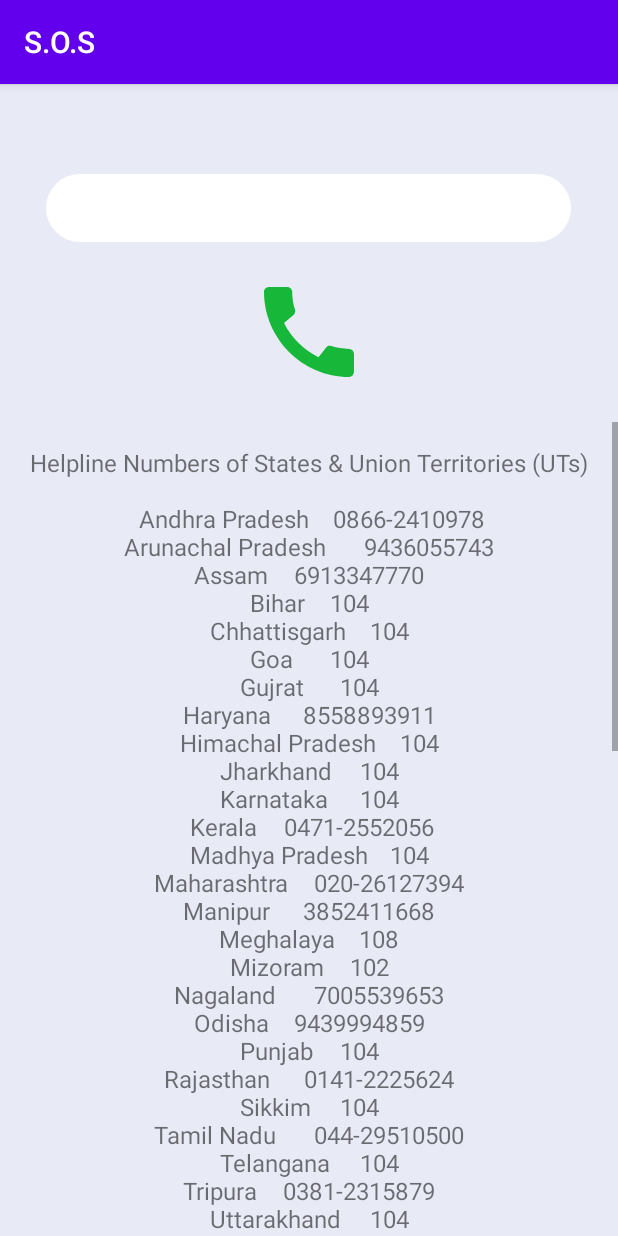
After one commit to swan10/Android-Women_Safety_App, an Android app: the Gov_help_call screen opened directly, with no data from a screen before it, on a phone screen of 412 x 824 dp. The commit adds this screen. Run offline under Robolectric (Android 15) with nearby library versions, the phone set to English and light mode, and no system bars.

Commit message:
Added Emergency helplines

```diff
--- /dev/null
+++ b/app/src/main/java/com/example/myapplication/Gov_help_call.java
@@ -0,0 +1,60 @@
+package com.example.myapplication;
+
+import androidx.annotation.NonNull;
+import androidx.appcompat.app.AppCompatActivity;
+import androidx.core.app.ActivityCompat;
+import androidx.core.content.ContextCompat;
+
+import android.Manifest;
+import android.content.Intent;
+import android.content.pm.PackageManager;
+import android.net.Uri;
+import android.os.Bundle;
+import android.view.View;
+import android.widget.EditText;
+import android.widget.ImageView;
+import android.widget.Toast;
+
+public class Gov_help_call extends AppCompatActivity {
+    private static final int REQUEST_CALL = 1;
+    EditText editText;
+    ImageView imageView;
+
+    @Override
+    protected void onCreate(Bundle savedInstanceState) {
+        super.onCreate(savedInstanceState);
+        setContentView(R.layout.activity_gov_help);
+        editText=findViewById(R.id.editTextPhone);
+        imageView=findViewById(R.id.call);
+
+        imageView.setOnClickListener(new View.OnClickListener() {
+            @Override
+            public void onClick(View v) {
+                makePhoneCall();
+            }
+        });
+    }
+    private void makePhoneCall() {
+        String number = editText.getText().toString();
+        if (number.trim().length() > 0) {
+            if (ContextCompat.checkSelfPermission(Gov_help_call.this, Manifest.permission.CALL_PHONE) != PackageManager.PERMISSION_GRANTED) {
+                ActivityCompat.requestPermissions(Gov_help_call.this, new String[]{Manifest.permission.CALL_PHONE}, REQUEST_CALL);
+            } else {
+                String dial = "tel:" + number;
+                startActivity(new Intent(Intent.ACTION_CALL, Uri.parse(dial)));
+            }
+        } else {
+            Toast.makeText(Gov_help_call.this, "Enter Phone Number", Toast.LENGTH_SHORT).show();
+        }
+    }
+    @Override
+    public void onRequestPermissionsResult(int requestCode, @NonNull String[] permissions, @NonNull int[] grantResults) {
+        if (requestCode == REQUEST_CALL) {
+            if (grantResults.length > 0 && grantResults[0] == PackageManager.PERMISSION_GRANTED) {
+                makePhoneCall();
+            } else {
+                Toast.makeText(this, "Permission DENIED", Toast.LENGTH_SHORT).show();
+            }
+        }
+    }
+}
--- /dev/null
+++ b/app/src/main/res/drawable/ic_call.xml
@@ -0,0 +1,10 @@
+<vector xmlns:android="http://schemas.android.com/apk/res/android"
+    android:width="24dp"
+    android:height="24dp"
+    android:viewportWidth="24"
+    android:viewportHeight="24"
+    android:tint="#17B739">
+  <path
+      android:fillColor="@android:color/white"
+      android:pathData="M20.01,15.38c-1.23,0 -2.42,-0.2 -3.53,-0.56 -0.35,-0.12 -0.74,-0.03 -1.01,0.24l-1.57,1.97c-2.83,-1.35 -5.48,-3.9 -6.89,-6.83l1.95,-1.66c0.27,-0.28 0.35,-0.67 0.24,-1.02 -0.37,-1.11 -0.56,-2.3 -0.56,-3.53 0,-0.54 -0.45,-0.99 -0.99,-0.99H4.19C3.65,3 3,3.24 3,3.99 3,13.28 10.73,21 20.01,21c0.71,0 0.99,-0.63 0.99,-1.18v-3.45c0,-0.54 -0.45,-0.99 -0.99,-0.99z"/>
+</vector>
--- /dev/null
+++ b/app/src/main/res/layout/activity_gov_help.xml
@@ -0,0 +1,52 @@
+<?xml version="1.0" encoding="utf-8"?>
+<RelativeLayout xmlns:android="http://schemas.android.com/apk/res/android"
+    xmlns:app="http://schemas.android.com/apk/res-auto"
+    xmlns:tools="http://schemas.android.com/tools"
+    android:layout_width="match_parent"
+    android:layout_height="match_parent"
+    tools:context=".Gov_help_call"
+    android:background="#E8EAF6">
+    <LinearLayout
+        android:layout_width="match_parent"
+        android:layout_height="wrap_content"
+        android:layout_marginTop="30dp"
+        android:orientation="vertical"
+        android:id="@+id/gh1">
+
+        <EditText
+            android:id="@+id/editTextPhone"
+            android:layout_width="350dp"
+            android:layout_height="45dp"
+            android:layout_gravity="center"
+            android:ems="10"
+            android:maxLength="10"
+            android:paddingLeft="30dp"
+            android:inputType="phone"
+            android:background="@drawable/rounded_button"
+            android:layout_marginTop="30dp"
+            android:layout_marginBottom="20dp"/>
+        <ImageView
+            android:id="@+id/call"
+            android:layout_width="80dp"
+            android:layout_height="80dp"
+            android:src="@drawable/ic_call"
+            android:layout_gravity="center"
+            android:layout_marginBottom="20dp"/>
+
+    </LinearLayout>
+    <ScrollView
+        android:layout_width="match_parent"
+        android:layout_height="match_parent"
+        android:layout_below="@+id/gh1">
+        <TextView
+            android:layout_width="match_parent"
+            android:layout_height="match_parent"
+            android:gravity="center"
+            android:textSize="16sp"
+            android:textAllCaps="false"
+            android:padding="16sp"
+            android:text="@string/help"/>
+
+    </ScrollView>
+
+</RelativeLayout>
--- a/app/src/main/res/values/strings.xml
+++ b/app/src/main/res/values/strings.xml
@@ -6,4 +6,14 @@ Ut wisi enim ad minim veniam, quis nostrud exerci tation ullamcorper suscipit lo
 Nam liber tempor cum soluta nobis eleifend option congue nihil imperdiet doming id quod mazim placerat facer</string>
     <string name="about">Build version: 1.0 \n\nCreator: SWAN </string>
     <string name="use">Lorem Ipsum is simply dummy text of the printing and typesetting industry. Lorem Ipsum has been the industry\'s standard dummy text ever since the 1500s, when an unknown printer took a galley of type and scrambled it to make a type specimen book. It has survived not only five centuries, but also the leap into electronic typesetting, remaining essentially unchanged. It was popularised in the 1960s with the release of Letraset sheets containing Lorem Ipsum passages, and more recently with desktop publishing software like Aldus PageMaker including versions of Lorem Ipsum</string>
+    <string name="help">Helpline Numbers of States &amp; Union Territories (UTs)\n\n
+    Andhra Pradesh\t\t0866-2410978\nArunachal Pradesh\t\t9436055743\nAssam\t\t6913347770\nBihar\t\t104\nChhattisgarh\t\t104\nGoa\t\t104\nGujrat\t\t104\nHaryana\t\t8558893911\nHimachal Pradesh\t\t104\nJharkhand\t\t104\nKarnataka\t\t104\n
+    Kerala\t\t0471-2552056\nMadhya Pradesh\t\t104\nMaharashtra\t\t020-26127394\nManipur\t\t3852411668\nMeghalaya\t\t108\nMizoram\t\t102\nNagaland\t\t7005539653\nOdisha\t\t9439994859\nPunjab\t\t104\nRajasthan\t\t0141-2225624\nSikkim\t\t104\nTamil Nadu\t\t044-29510500\nTelangana\t\t104\nTripura\t\t0381-2315879\nUttarakhand\t\t104\n
+    Uttar Pradesh\t\t18001805145\nWest Bengal\t\t1800313444222,\t03323412600
+        \n\nAndaman and NicobarIslands\t\t03192-232102\nChandigarah\t\t9779558585\nDadra and Nagar Haveli and Daman &amp; Diu-104\nDelhi\t\t011-22307145\nJammu &amp; Kashmir\t\t01912520982, 0194-2440283\n
+    Ladakh\t\t01982256462\nLakshadweep\t\t104\nPuducherry\t\t104\n\n\n
+    -------Emergency numbers------\n\nNATIONAL EMERGENCY NUMBER-112\nPOLICE-100\nFIRE-101\nAMBULANCE-102\n\n\n
+    AIIMS (For Donation Of Organ) Delhi: 1060\nAir Ambulance-9540161344\nAids Helpline-1097\nAnti Poison New Delhi -1066 or 011-1066\nChildren In Difficult Situation: 1098\nCentral Vigilance Commission: 1964\nDisaster Management Services-108\n
+    Disaster Management N.D.M.A 011-26701728-1078\nEARTHQUAKE / FLOOD / DISASTER N.D.R.F: 011-24363260\nLPG Leak Helpline: 1906\nMissing Child And Women: 1094\nRailway Enquiry: 139\nRailway Accident Emergency Service:1072\n
+    Road Accident Emergency Service:1073\nRelief Commissioner For Natural Calamities: 1070\nSenior Citizen Helpline: 1091/ 1291\nTourist Helpline: 1363 or 1800111363\nWomen Helpline-1091\nWomen Helpline - Domestic Abuse-181\n</string>
 </resources>
--- a/app/src/main/res/values/styles.xml
+++ b/app/src/main/res/values/styles.xml
@@ -1,7 +1,7 @@
 <resources>
 
     <!-- Base application theme. -->
-    <style name="AppTheme" parent="Theme.AppCompat.Light.NoActionBar">
+    <style name="AppTheme" parent="Theme.AppCompat.Light.DarkActionBar">
         <!-- Customize your theme here. -->
         <item name="colorPrimary">@color/colorPrimary</item>
         <item name="colorPrimaryDark">@color/colorPrimaryDark</item>
```
Also changed, not shown: app/src/main/AndroidManifest.xml (+10 -8 lines), app/src/main/java/com/example/myapplication/Custom_sms.java (renamed from app/src/main/java/com/example/myapplication/custom_sms.java, +3 -7 lines), app/src/main/java/com/example/myapplication/Menu.java (+17 -9 lines), app/src/main/res/layout/activity_menu.xml (+9 -9 lines), app/src/main/res/layout/custom_sms.xml (+8 -0 lines).
